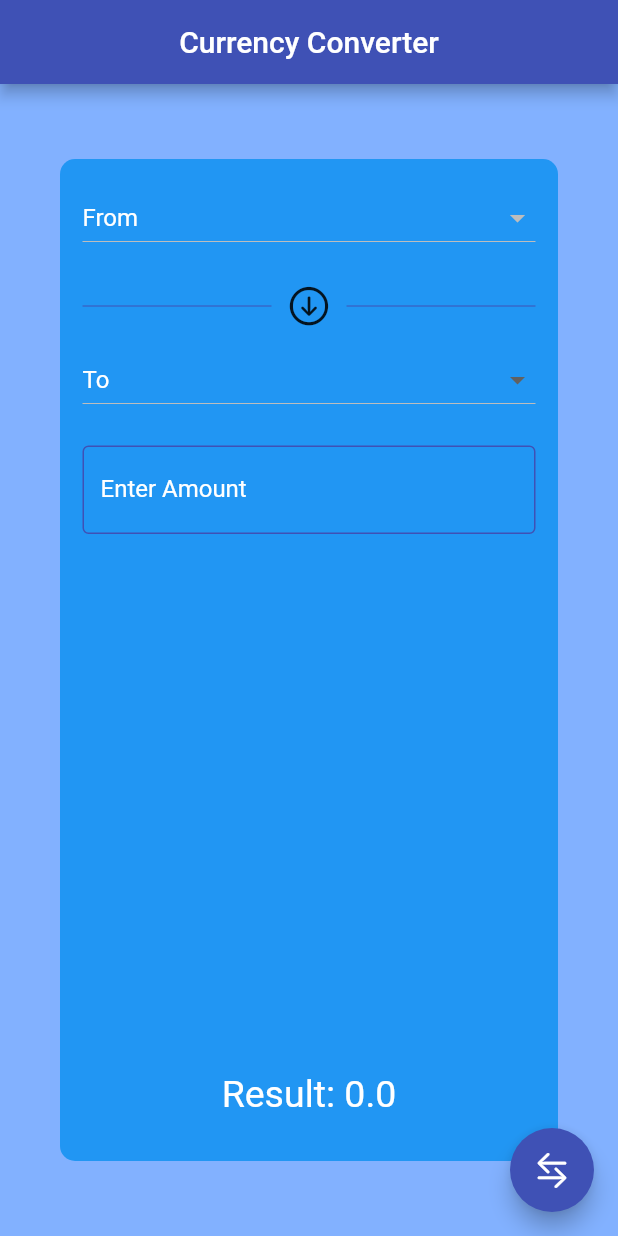
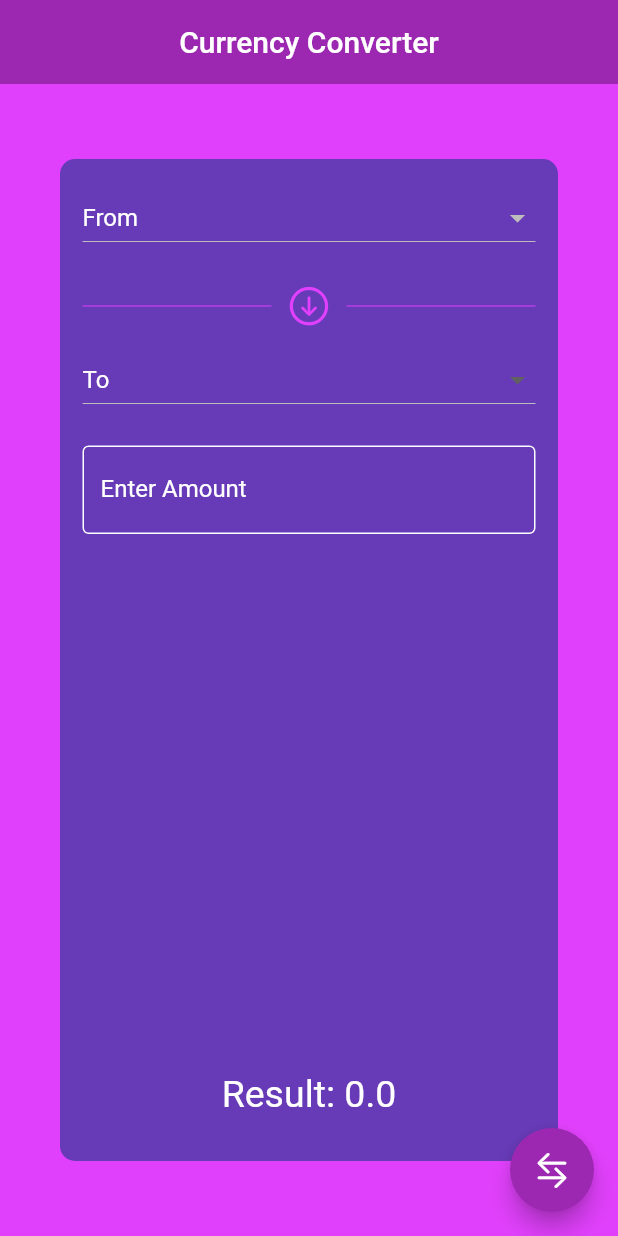
Before and after one commit to Waptech07/currency_converter_app, a Flutter app: the screen it shows after launch, on a phone screen of 412 x 824 dp. Run offline on Flutter 3.47's test engine with Material 2 defaults, Android fonts, the phone set to English and light mode, and no system bars; our stand-ins replace get; network calls fail.

Commit message:
Change the color

```diff
--- a/lib/home.dart
+++ b/lib/home.dart
@@ -50,19 +50,25 @@ class _HomePageState extends State<HomePage> {
               child: controller.isLoading
                   ? CircularProgressIndicator(
                       valueColor: AlwaysStoppedAnimation<Color>(Colors.white))
-                  : Icon(CupertinoIcons.arrow_right_arrow_left),
+                  : Icon(
+                      CupertinoIcons.arrow_right_arrow_left,
+                      color: Colors.white,
+                    ),
             );
           }),
       appBar: AppBar(
         title: Text('Currency Converter'),
         centerTitle: true,
+        elevation: 0,
+        foregroundColor: Colors.white,
       ),
       body: Padding(
         padding: const EdgeInsets.symmetric(horizontal: 40.0, vertical: 50.0),
         child: Container(
           width: double.infinity,
           decoration: BoxDecoration(
-              borderRadius: BorderRadius.circular(10), color: Colors.blue),
+              borderRadius: BorderRadius.circular(10),
+              color: Colors.deepPurple[500]),
           child: Padding(
             padding: const EdgeInsets.all(15.0),
             child: Column(
@@ -74,7 +80,7 @@ class _HomePageState extends State<HomePage> {
                       init: _currencyController,
                       builder: (controller) {
                         return DropdownButton(
-                            dropdownColor: Colors.white70,
+                            dropdownColor: Colors.deepPurple[200],
                             borderRadius: BorderRadius.circular(20.0),
                             isExpanded: true,
                             value: _selectedFrom,
@@ -83,8 +89,12 @@ class _HomePageState extends State<HomePage> {
                                   String val = entry.code ?? "";
                                   return DropdownMenuItem(
                                       value: val,
-                                      child:
-                                          Text('$val  ${entry.description}'));
+                                      child: Text(
+                                        '$val  ${entry.description}',
+                                        style: TextStyle(
+                                            color: Colors.white,
+                                            fontWeight: FontWeight.bold),
+                                      ));
                                 }).toList() ??
                                 [],
                             onChanged: (value) {
@@ -102,18 +112,19 @@ class _HomePageState extends State<HomePage> {
                   children: [
                     Expanded(
                         child: Divider(
-                      color: Colors.indigo,
+                      color: Colors.purpleAccent[200],
                     )),
                     Padding(
                       padding: const EdgeInsets.symmetric(horizontal: 10.0),
                       child: Icon(
                         CupertinoIcons.arrow_down_circle,
                         size: 30.0,
+                        color: Colors.purpleAccent,
                       ),
                     ),
                     Expanded(
                         child: Divider(
-                      color: Colors.indigo,
+                      color: Colors.purpleAccent[200],
                     ))
                   ],
                 ),
@@ -123,14 +134,20 @@ class _HomePageState extends State<HomePage> {
                 Container(
                   width: double.infinity,
                   child: DropdownButton(
-                      dropdownColor: Colors.white70,
+                      dropdownColor: Colors.deepPurple[200],
                       borderRadius: BorderRadius.circular(20.0),
                       isExpanded: true,
                       value: _symbol,
                       hint: Text('To'),
                       items: symbols.map((String value) {
                         return DropdownMenuItem<String>(
-                            value: value, child: Text(value));
+                            value: value,
+                            child: Text(
+                              value,
+                              style: TextStyle(
+                                  color: Colors.white,
+                                  fontWeight: FontWeight.bold),
+                            ));
                       }).toList(),
                       onChanged: (value) {
                         setState(() {
@@ -146,16 +163,15 @@ class _HomePageState extends State<HomePage> {
                   decoration: InputDecoration(
                       hintText: "e.g 10.0${_selectedFrom ?? " "}",
                       labelText: "Enter Amount",
+                      labelStyle: TextStyle(color: Colors.white),
                       border: InputBorder.none,
                       enabledBorder: OutlineInputBorder(
                         borderSide: BorderSide(
-                          color: Colors.indigo,
+                          color: Colors.white,
                         ),
                       ),
                       focusedBorder: OutlineInputBorder(
-                          borderSide: BorderSide(
-                        color: Colors.indigo,
-                      ))),
+                          borderSide: BorderSide(color: Colors.white))),
                 ),
                 Spacer(),
                 ConvertedAmount(currencyController: _currencyController)
--- a/lib/main.dart
+++ b/lib/main.dart
@@ -15,9 +15,10 @@ class MyApp extends StatelessWidget {
       debugShowCheckedModeBanner: false,
       title: 'Currency Converter',
       theme: ThemeData(
-          hintColor: Colors.white,
-          primarySwatch: Colors.indigo,
-          scaffoldBackgroundColor: Colors.blueAccent[100]),
+        hintColor: Colors.white,
+        primarySwatch: Colors.purple,
+        scaffoldBackgroundColor: Colors.purpleAccent[200],
+      ),
       home: HomePage(),
     );
   }
```
